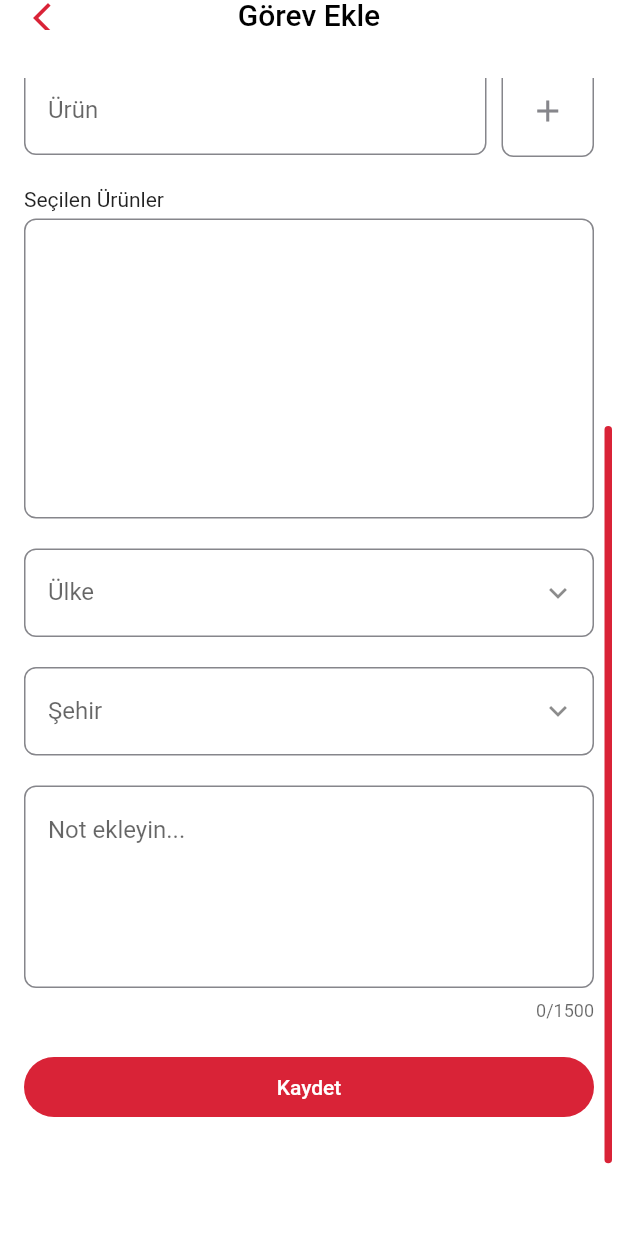
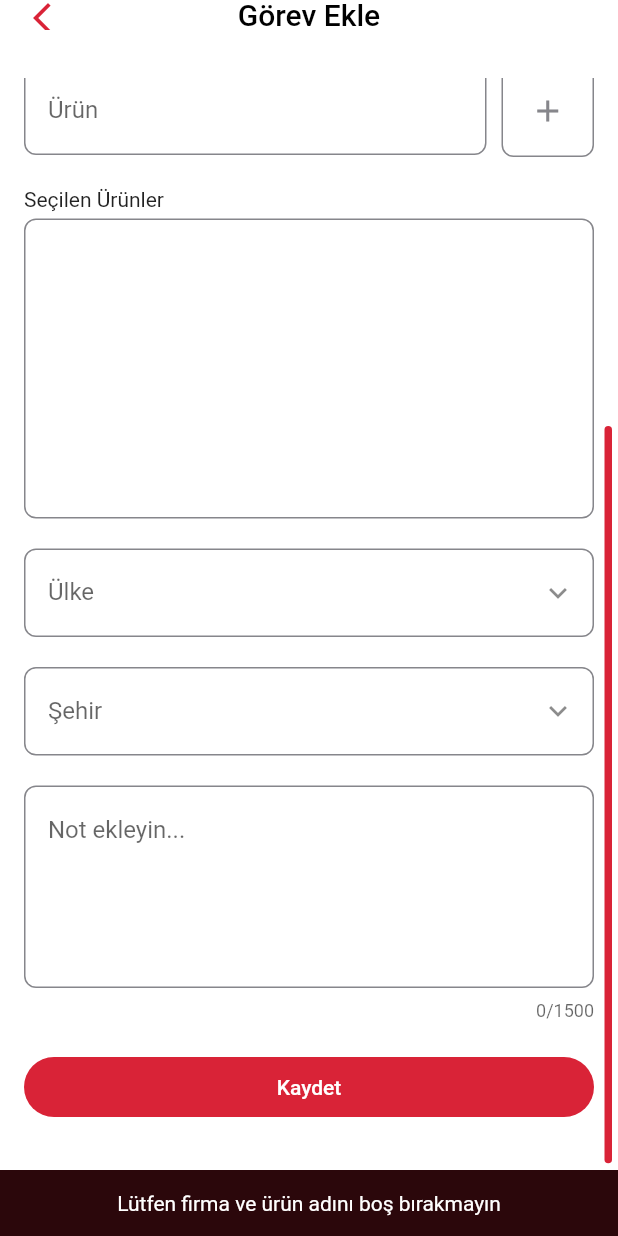
Before and after one commit to ilkeryurtbay/point_marketing, a Flutter app: the screen it shows after launch, scrolled down 406 dp, after a tap on the "add" icon, on a phone screen of 412 x 824 dp. Run offline on Flutter 3.47's test engine with Material 2 defaults, Android fonts, the phone set to English and light mode, and no system bars; drawn by our look-alikes of flutter_typeahead.

Commit message:
product tile added, admin mission assignment page refactored

```diff
--- a/lib/app_widget.dart
+++ b/lib/app_widget.dart
@@ -14,8 +14,8 @@ class AppWidget extends StatelessWidget {
   Widget build(BuildContext context) {
     return MultiProvider(
         providers: [
-          ChangeNotifierProvider<SelectedProduct>(
-            create: (context) => SelectedProduct(),
+          ChangeNotifierProvider<SelectedProductProvider>(
+            create: (context) => SelectedProductProvider(),
           ),
           ChangeNotifierProvider<AppThemeProvider>(
             create: (context) => AppThemeProvider(),
--- a/lib/core/constants/app_string.dart
+++ b/lib/core/constants/app_string.dart
@@ -12,4 +12,7 @@ class AppString {
   static const String save = 'Kaydet';
   static const String agent = 'Eleman';
   static const String chosenProducts = 'Seçilen Ürünler';
+  static const String productAlreadyAdded = 'Bu ürünü zaten eklediniz';
+  static const String fillEmptyNames =
+      'Lütfen firma ve ürün adını boş bırakmayın';
 }
--- a/lib/src/features/admin/application/selected_product.dart
+++ b/lib/src/features/admin/application/selected_product.dart
@@ -2,7 +2,7 @@ import 'package:flutter/material.dart';
 
 import '../data/entity/product_entity.dart';
 
-class SelectedProduct extends ChangeNotifier {
+class SelectedProductProvider extends ChangeNotifier {
   late Product? selectedProduct;
   List<Product> selectedProducts = [];
 
--- a/lib/src/features/admin/data/entity/product_entity.dart
+++ b/lib/src/features/admin/data/entity/product_entity.dart
@@ -12,4 +12,18 @@ class Product implements ISuggestionModel {
         name: json['id'].toString(),
         companyName: json['body'],
       );
+
+  @override
+  bool operator ==(Object other) =>
+      identical(this, other) ||
+      other is Product &&
+          runtimeType == other.runtimeType &&
+          name == other.name &&
+          companyName == other.companyName;
+
+  @override
+  int get hashCode => name.hashCode ^ companyName.hashCode;
+
+  @override
+  String toString() => 'Product{name: $name, company name: $companyName}';
 }
--- a/lib/src/features/admin/presentation/admin_page.dart
+++ b/lib/src/features/admin/presentation/admin_page.dart
@@ -18,7 +18,12 @@ import 'package:provider/provider.dart';
 import '../../../../core/constants/app_padding.dart';
 import '../data/entity/country_entity.dart';
 import '../data/entity/market_entity.dart';
+import '../data/entity/product_entity.dart';
 
+part 'package:point_marketing/src/features/admin/presentation/widgets/app_bar_back_button.dart';
+part 'package:point_marketing/src/features/admin/presentation/widgets/check_circle.dart';
+part 'package:point_marketing/src/features/admin/presentation/widgets/date_picker_field.dart';
+part 'package:point_marketing/src/features/admin/presentation/widgets/product_tile.dart';
 part 'package:point_marketing/src/features/admin/presentation/widgets/suggestion_field.dart';
 
 class AdminPage extends StatefulWidget {
@@ -63,26 +68,30 @@ class _AdminPageState extends State<AdminPage> {
 
   @override
   Widget build(BuildContext context) {
+    print('page build called!!!!!!!!1');
     const double topListHeight = 160;
-    final roundedRectangleShapeDecoration = ShapeDecoration(
+    const double scrollBarRadius = 10;
+    const double scrollbarThickness = 5;
+    final roundedOutlineBorderWithRadius8 = ShapeDecoration(
         shape: RoundedRectangleBorder(
             side: BorderSide(
-              color: Theme.of(context).colorScheme.outline,
+              color: context.outlineColor,
             ),
             borderRadius: BorderRadius.circular(8)));
+
     return Scaffold(
       appBar: AppBar(
         title: const Text(
           AppString.addMission,
         ),
-        leading: const _BackButton(),
+        leading: const _AppBarBackButton(),
       ),
       body: RawScrollbar(
         thumbVisibility: true,
         padding: AppPadding.onlyRight4,
         thumbColor: context.mainThemeColor,
-        thickness: 5,
-        radius: const Radius.circular(10),
+        thickness: scrollbarThickness,
+        radius: const Radius.circular(scrollBarRadius),
         interactive: true,
         child: Padding(
           padding: AppPadding.pagePadding,
@@ -115,7 +124,7 @@ class _AdminPageState extends State<AdminPage> {
                                       ),
                                     ),
                                     const Positioned(
-                                        right: 0, child: CheckCircle())
+                                        right: 0, child: _CheckCircle())
                                   ],
                                 ),
                               ),
@@ -128,15 +137,7 @@ class _AdminPageState extends State<AdminPage> {
                     },
                   ),
                 ),
-                TextField(
-                  controller: _dateController,
-                  decoration: const InputDecoration(
-                    labelText: AppString.date,
-                    suffixIcon: Icon(Icons.calendar_today_outlined),
-                  ),
-                  readOnly: true,
-                  onTap: _selectDate,
-                ),
+                _DatePickerField(controller: _dateController),
                 AppSpace.vertical.space20,
                 SuggestionField<Market>(
                   controller: _marketController,
@@ -165,13 +166,41 @@ class _AdminPageState extends State<AdminPage> {
                       child: InkWell(
                         borderRadius: BorderRadius.circular(8),
                         //add the selected product, which is being held in Selected Product Change Notifier, to the list to show in the list view
-                        onTap: () =>
-                            Provider.of<SelectedProduct>(context, listen: false)
-                                .addSelectedProductToList(),
+                        onTap: () {
+                          SelectedProductProvider provider =
+                              Provider.of<SelectedProductProvider>(context,
+                                  listen: false);
+
+                          final companyName = _companyController.text.trim();
+                          final productName = _productController.text.trim();
+                          //check if one of the names left empty
+                          if (companyName.isNotEmpty &&
+                              productName.isNotEmpty) {
+                            provider.selectedProduct = Product(
+                                name: productName, companyName: companyName);
+                          } else {
+                            //show snack bar to make the user fill the empty fields
+                            _showErrorSnackBar(
+                                context: context,
+                                text: AppString.fillEmptyNames);
+                            return;
+                          }
+                          //if the selected product is not added before, add it to the selectedProducts list
+                          if (!provider.selectedProducts
+                              .contains(provider.selectedProduct)) {
+                            provider.addSelectedProductToList();
+                            _productController.clear();
+                          } else {
+                            //show a snack bar to the user that is telling they are trying to add the same product more than once
+                            _showErrorSnackBar(
+                                context: context,
+                                text: AppString.productAlreadyAdded);
+                          }
+                        },
                         child: AspectRatio(
                           aspectRatio: 1,
                           child: Container(
-                            decoration: roundedRectangleShapeDecoration,
+                            decoration: roundedOutlineBorderWithRadius8,
                             child: Icon(
                               Icons.add_outlined,
                               color: context.outlineColor,
@@ -185,22 +214,17 @@ class _AdminPageState extends State<AdminPage> {
                 AppSpace.vertical.space20,
                 const Text(AppString.chosenProducts),
                 AppSpace.vertical.space5,
-                Consumer<SelectedProduct>(
+                Consumer<SelectedProductProvider>(
                   builder: (context, selectedProduct, child) {
                     return Container(
                       height: 200,
-                      decoration: roundedRectangleShapeDecoration,
+                      decoration: roundedOutlineBorderWithRadius8,
                       child: ListView.builder(
                         itemCount: selectedProduct.selectedProducts.length,
                         itemBuilder: (context, index) {
                           final product =
                               selectedProduct.selectedProducts[index];
-                          return ListTile(
-                            title: Text(product.name ??
-                                'product name could not be retrieved'),
-                            subtitle: Text(product.companyName ??
-                                'company name could not be retrieved'),
-                          );
+                          return _ProductTile(product: product);
                         },
                       ),
                     );
@@ -245,22 +269,6 @@ class _AdminPageState extends State<AdminPage> {
     );
   }
 
-  Future<void> _selectDate() async {
-    final DateFormat dateFormat = DateFormat('dd.MM.yyyy');
-    DateTime? pickedDate = await showDatePicker(
-      context: context,
-      initialDate: DateTime.now(),
-      firstDate: DateTime.now(),
-      lastDate: DateTime(2100),
-    );
-
-    if (pickedDate != null) {
-      setState(() {
-        _dateController.text = dateFormat.format(pickedDate).toString();
-      });
-    }
-  }
-
   ///Uses the passed fromJson function to convert the raw json data of the given model from database
   ///into a list of entities then use the pattern to filter the list and show relevant suggestions
   FutureOr<Iterable<T>> getSuggestions<T extends ISuggestionModel>(
@@ -285,67 +293,10 @@ class _AdminPageState extends State<AdminPage> {
       throw Exception('Unexpected Error');
     }
   }
-}
 
-class CheckCircle extends StatefulWidget {
-  const CheckCircle({super.key});
-
-  @override
-  State<CheckCircle> createState() => _CheckCircleState();
-}
-
-class _CheckCircleState extends State<CheckCircle> {
-  bool isChecked = false;
-  @override
-  Widget build(BuildContext context) {
-    return InkWell(
-      borderRadius: BorderRadius.circular(40),
-      onTap: () {
-        setState(() {
-          isChecked = !isChecked;
-        });
-      },
-      child: isChecked
-          ? Stack(
-              alignment: Alignment.center,
-              children: [
-                Container(
-                  height: 40,
-                  width: 40,
-                  decoration: const BoxDecoration(
-                    shape: BoxShape.circle,
-                    color: Colors.red,
-                  ),
-                ),
-                const Icon(
-                  Icons.check,
-                  color: Colors.white,
-                )
-              ],
-            )
-          : Container(
-              height: 40,
-              width: 40,
-              decoration: const BoxDecoration(
-                shape: BoxShape.circle,
-                color: Colors.grey,
-              ),
-            ),
-    );
+  void _showErrorSnackBar(
+      {required BuildContext context, required String text}) {
+    ScaffoldMessenger.of(context)
+        .showSnackBar(SnackBar(content: Center(child: Text(text))));
   }
 }
-
-class _BackButton extends StatelessWidget {
-  const _BackButton();
-
-  @override
-  Widget build(BuildContext context) {
-    return InkWell(
-      onTap: () => Navigator.pop(context),
-      child: Icon(
-        Icons.arrow_back_ios_new_outlined,
-        color: context.mainThemeColor,
-      ),
-    );
-  }
-}
--- /dev/null
+++ b/lib/src/features/admin/presentation/widgets/app_bar_back_button.dart
@@ -0,0 +1,16 @@
+part of 'package:point_marketing/src/features/admin/presentation/admin_page.dart';
+
+class _AppBarBackButton extends StatelessWidget {
+  const _AppBarBackButton();
+
+  @override
+  Widget build(BuildContext context) {
+    return InkWell(
+      onTap: () => Navigator.pop(context),
+      child: Icon(
+        Icons.arrow_back_ios_new_outlined,
+        color: context.mainThemeColor,
+      ),
+    );
+  }
+}
--- /dev/null
+++ b/lib/src/features/admin/presentation/widgets/check_circle.dart
@@ -0,0 +1,49 @@
+part of 'package:point_marketing/src/features/admin/presentation/admin_page.dart';
+
+class _CheckCircle extends StatefulWidget {
+  const _CheckCircle({super.key});
+
+  @override
+  State<_CheckCircle> createState() => _CheckCircleState();
+}
+
+class _CheckCircleState extends State<_CheckCircle> {
+  bool isChecked = false;
+  @override
+  Widget build(BuildContext context) {
+    return InkWell(
+      borderRadius: BorderRadius.circular(40),
+      onTap: () {
+        setState(() {
+          isChecked = !isChecked;
+        });
+      },
+      child: isChecked
+          ? Stack(
+              alignment: Alignment.center,
+              children: [
+                Container(
+                  height: 40,
+                  width: 40,
+                  decoration: const BoxDecoration(
+                    shape: BoxShape.circle,
+                    color: Colors.red,
+                  ),
+                ),
+                const Icon(
+                  Icons.check,
+                  color: Colors.white,
+                )
+              ],
+            )
+          : Container(
+              height: 40,
+              width: 40,
+              decoration: const BoxDecoration(
+                shape: BoxShape.circle,
+                color: Colors.grey,
+              ),
+            ),
+    );
+  }
+}
--- a/lib/src/features/admin/presentation/widgets/product_suggestion_field.dart
+++ b/lib/src/features/admin/presentation/widgets/product_suggestion_field.dart
@@ -5,9 +5,7 @@ import 'package:flutter/material.dart';
 import 'package:flutter_typeahead/flutter_typeahead.dart';
 import 'package:http/http.dart' as http;
 import 'package:point_marketing/core/constants/app_string.dart';
-import 'package:point_marketing/src/features/admin/application/selected_product.dart';
 import 'package:point_marketing/src/features/admin/data/entity/product_entity.dart';
-import 'package:provider/provider.dart';
 
 class ProductSuggestionField extends StatefulWidget {
   final TextEditingController controller;
@@ -45,10 +43,6 @@ class _ProductSuggestionFieldState extends State<ProductSuggestionField> {
         setState(() {
           //show the product name in the text field
           widget.controller.text = suggestion?.name ?? '';
-
-          //update the product in change notifier to make it ready to be added to the list view
-          Provider.of<SelectedProduct>(context, listen: false).selectedProduct =
-              suggestion;
         });
       },
       noItemsFoundBuilder: (context) => const SizedBox(),
```
Also changed, not shown: lib/src/features/admin/presentation/widgets/date_picker_field.dart (added, +41 -0 lines), lib/src/features/admin/presentation/widgets/product_tile.dart (added, +44 -0 lines).
